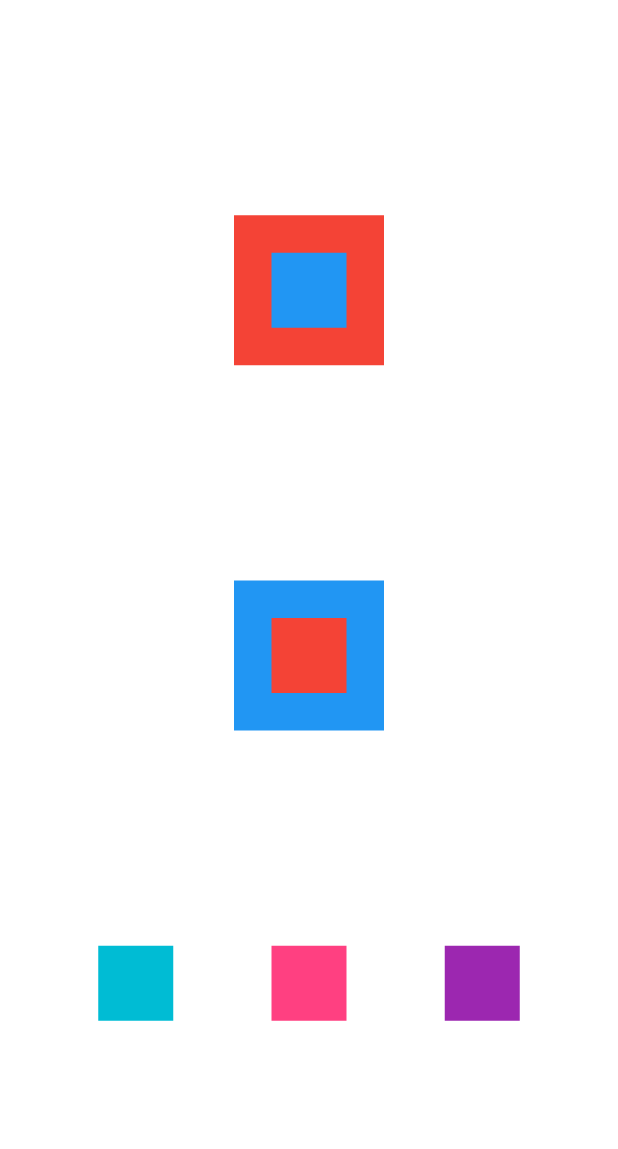
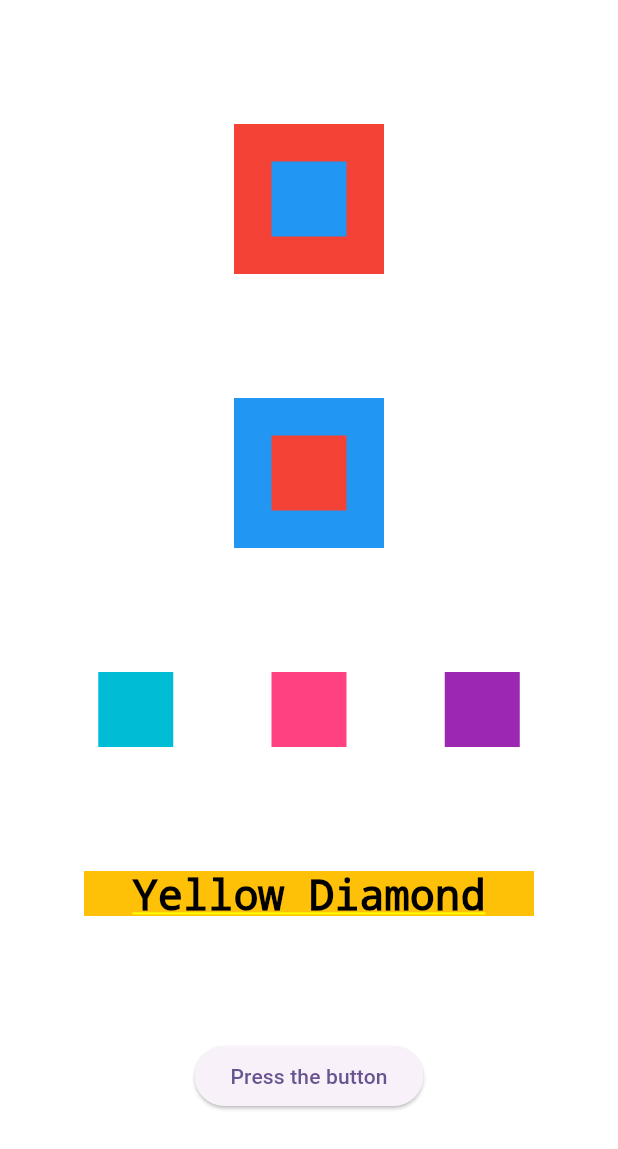
Before and after one commit to rhuancoder/flutter-studies-app, a Flutter app: the screen it shows after launch, on a phone screen of 412 x 824 dp. Shown: the top 1149 px of the screen. Run offline on Flutter 3.47's test engine with Material 3 defaults, Android fonts, the phone set to English and light mode, and no system bars.

Commit message:
feat: add button

```diff
--- a/lib/main.dart
+++ b/lib/main.dart
@@ -15,7 +15,9 @@ class MyApp extends StatelessWidget {
           colorScheme: ColorScheme.fromSeed(seedColor: Colors.deepPurple),
           useMaterial3: true,
         ),
-        home: Column(
+        home: Container(
+          color: Colors.white,
+          child: Column(
               mainAxisAlignment: MainAxisAlignment.spaceEvenly,
               crossAxisAlignment: CrossAxisAlignment.center,
               children: [
@@ -53,11 +55,43 @@ class MyApp extends StatelessWidget {
                   mainAxisAlignment: MainAxisAlignment.spaceEvenly,
                   crossAxisAlignment: CrossAxisAlignment.center,
                   children: [
-                  Container(color: Colors.cyan, height: 50, width: 50,),
-                  Container(color: Colors.pinkAccent, height: 50,width: 50,),
-                  Container(color: Colors.purple, height: 50, width: 50,)
+                    Container(
+                      color: Colors.cyan,
+                      height: 50,
+                      width: 50,
+                    ),
+                    Container(
+                      color: Colors.pinkAccent,
+                      height: 50,
+                      width: 50,
+                    ),
+                    Container(
+                      color: Colors.purple,
+                      height: 50,
+                      width: 50,
+                    )
                   ],
+                ),
+                Container(
+                  color: Colors.amber,
+                  height: 30,
+                  width: 300,
+                  child: Text(
+                    'Yellow Diamond',
+                    style: TextStyle(
+                      color: Colors.black,
+                      fontSize: 28,
+                    ),
+                    textAlign: TextAlign.center,
+                  ),
+                ),
+                ElevatedButton(
+                  onPressed: () {
+                    print('The button as been pressed.');
+                  },
+                  child: Text('Press the button'),
                 )
-            ]));
+              ]),
+        ));
   }
 }
```
Lines whose indentation alone changed are shown as unchanged.
